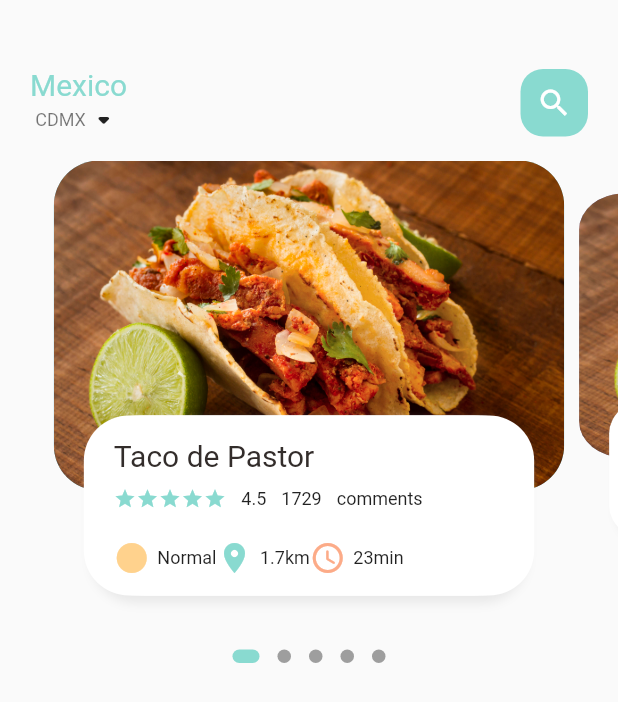
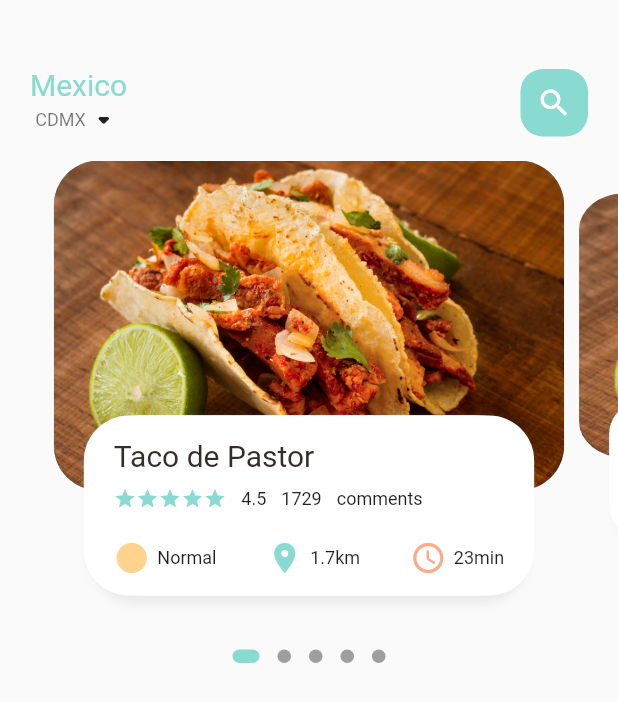
Before and after one commit to cursedpotato/ecommerce_app, a Flutter app: the screen it shows after launch, on a phone screen of 412 x 824 dp. Shown: the top 702 px of the screen. Run offline on Flutter 3.47's test engine with Material 2 defaults, Android fonts, the phone set to English and light mode, and no system bars; drawn by our look-alikes of dots_indicator.

```diff
--- a/lib/home/food_page_body.dart
+++ b/lib/home/food_page_body.dart
@@ -176,6 +176,7 @@ class _FoodPageBodyState extends State<FoodPageBody> {
                       height: 20,
                     ),
                     Row(
+                      mainAxisAlignment: MainAxisAlignment.spaceBetween,
                       children: [
                         IconAndTextWidget(
                             icon: Icons.circle_sharp,
--- a/lib/home/main_food_page.dart
+++ b/lib/home/main_food_page.dart
@@ -19,9 +19,9 @@ class _MainFoodPageState extends State<MainFoodPage> {
         children: [
           Container(
             child: Container(
-              margin: EdgeInsets.only(top: 45, bottom: 15),
+              margin: const EdgeInsets.only(top: 45, bottom: 15),
               //might make edgeinsets symetrics
-              padding: EdgeInsets.only(left: 20, right: 20),
+              padding: const EdgeInsets.only(left: 20, right: 20),
               child: Row(
                 mainAxisAlignment: MainAxisAlignment.spaceBetween,
                 children: [
@@ -34,7 +34,7 @@ class _MainFoodPageState extends State<MainFoodPage> {
                       Row(
                         children: [
                           SmallText(text: "CDMX", color: Colors.black54),
-                          Icon(Icons.arrow_drop_down_rounded)
+                          const Icon(Icons.arrow_drop_down_rounded)
 
                         ],
                       )
@@ -43,7 +43,7 @@ class _MainFoodPageState extends State<MainFoodPage> {
                    Container(
                     width: 45,
                     height: 45,
-                    child: Icon(
+                    child: const Icon(
                       Icons.search,
                       color: Colors.white,
                     ),
@@ -55,7 +55,7 @@ class _MainFoodPageState extends State<MainFoodPage> {
               ),
             ),
           ),
-          FoodPageBody()
+          const FoodPageBody()
         ],
       ),
     );
--- a/lib/main.dart
+++ b/lib/main.dart
@@ -18,7 +18,7 @@ class MyApp extends StatelessWidget {
         fontFamily: 'Roboto',
         primarySwatch: Colors.blue,
       ),
-      home: MainFoodPage(),
+      home: const MainFoodPage(),
     );
   }
 }
--- a/pubspec.yaml
+++ b/pubspec.yaml
@@ -35,6 +35,7 @@ dependencies:
   # Use with the CupertinoIcons class for iOS style icons.
   cupertino_icons: ^1.0.2
   dots_indicator: ^2.1.0
+  get: ^4.6.3
 
 dev_dependencies:
   flutter_test:
```
Also changed, not shown: pubspec.lock.
